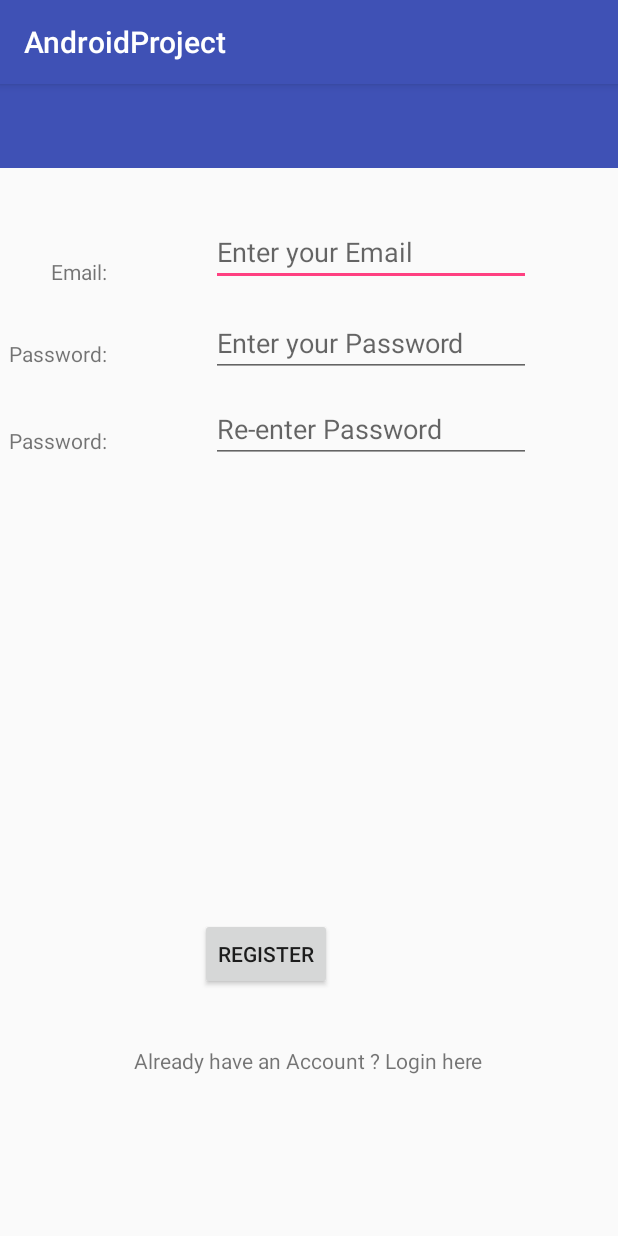
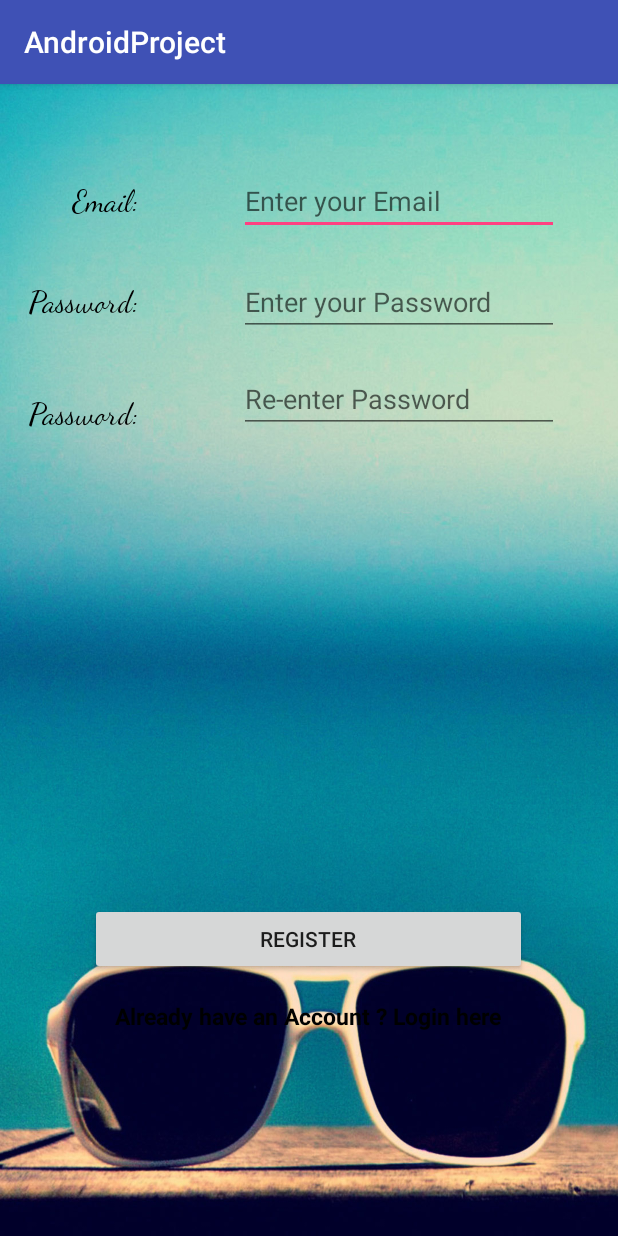
Before and after one commit to HappyGoldDeveloper/AndroidProject-ADEV-2007, an Android app: the Register screen opened directly, with no data from a screen before it, on a phone screen of 412 x 824 dp. Run offline under Robolectric (Android 15) with nearby library versions, the phone set to English and light mode, and no system bars; our stand-ins replace Firebase (no records; nobody signed in at launch, a user with empty details on screens opened directly).

Commit message:
Added the wallpapers to Login and Register Activity. Added some more design to page.

```diff
--- a/app/src/main/res/layout/activity_register.xml
+++ b/app/src/main/res/layout/activity_register.xml
@@ -4,17 +4,20 @@
     xmlns:tools="http://schemas.android.com/tools"
     android:layout_width="match_parent"
     android:layout_height="match_parent"
+    android:background="@drawable/register2"
     tools:context=".Register">
 
     <TextView
         android:id="@+id/textView"
         android:layout_width="wrap_content"
         android:layout_height="wrap_content"
+        android:layout_alignBaseline="@+id/etEmailReg"
         android:layout_alignParentStart="true"
-        android:layout_alignParentTop="true"
-        android:layout_marginStart="34dp"
-        android:layout_marginTop="115dp"
-        android:text="Email:" />
+        android:layout_marginStart="48dp"
+        android:fontFamily="cursive"
+        android:text="Email:"
+        android:textColor="@android:color/background_dark"
+        android:textSize="20sp" />
 
     <TextView
         android:id="@+id/textView3"
@@ -22,8 +25,11 @@
         android:layout_height="wrap_content"
         android:layout_alignEnd="@+id/textView"
         android:layout_alignParentTop="true"
-        android:layout_marginTop="170dp"
-        android:text="Password:" />
+        android:layout_marginTop="133dp"
+        android:fontFamily="cursive"
+        android:text="Password:"
+        android:textColor="@android:color/background_dark"
+        android:textSize="20sp" />
 
     <TextView
         android:id="@+id/textView4"
@@ -31,16 +37,19 @@
         android:layout_height="wrap_content"
         android:layout_alignEnd="@+id/textView"
         android:layout_alignParentTop="true"
-        android:layout_marginTop="228dp"
-        android:text="Password:" />
+        android:layout_marginTop="208dp"
+        android:fontFamily="cursive"
+        android:text="Password:"
+        android:textColor="@android:color/background_dark"
+        android:textSize="20sp" />
 
     <EditText
         android:id="@+id/etEmailReg"
         android:layout_width="wrap_content"
         android:layout_height="wrap_content"
-        android:layout_alignBottom="@+id/textView"
-        android:layout_alignParentEnd="true"
-        android:layout_marginEnd="58dp"
+        android:layout_alignParentTop="true"
+        android:layout_alignStart="@+id/etPasswordReg"
+        android:layout_marginTop="55dp"
         android:ems="10"
         android:hint="Enter your Email"
         android:inputType="textPersonName" />
@@ -49,9 +58,8 @@
         android:id="@+id/etPasswordReg"
         android:layout_width="wrap_content"
         android:layout_height="wrap_content"
-        android:layout_alignParentTop="true"
-        android:layout_alignStart="@+id/etEmailReg"
-        android:layout_marginTop="150dp"
+        android:layout_alignBaseline="@+id/textView3"
+        android:layout_alignStart="@+id/etRePasswordReg"
         android:ems="10"
         android:hint="Enter your Password"
         android:inputType="textPassword" />
@@ -60,21 +68,20 @@
         android:id="@+id/etRePasswordReg"
         android:layout_width="wrap_content"
         android:layout_height="wrap_content"
-        android:layout_alignParentTop="true"
-        android:layout_alignStart="@+id/etEmailReg"
-        android:layout_marginTop="207dp"
+        android:layout_alignBottom="@+id/textView4"
+        android:layout_alignParentEnd="true"
+        android:layout_marginEnd="39dp"
         android:ems="10"
         android:hint="Re-enter Password"
         android:inputType="textPassword" />
 
     <Button
         android:id="@+id/btnRegister"
-        android:layout_width="wrap_content"
+        android:layout_width="291dp"
         android:layout_height="wrap_content"
         android:layout_alignParentBottom="true"
-        android:layout_alignParentStart="true"
-        android:layout_marginBottom="164dp"
-        android:layout_marginStart="133dp"
+        android:layout_centerHorizontal="true"
+        android:layout_marginBottom="174dp"
         android:text="Register" />
 
     <TextView
@@ -83,25 +90,18 @@
         android:layout_height="wrap_content"
         android:layout_alignParentBottom="true"
         android:layout_centerHorizontal="true"
-        android:layout_marginBottom="107dp"
-        android:text="Already have an Account ? Login here" />
-
-    <android.support.v7.widget.Toolbar
-        android:id="@+id/toolbar"
-        android:layout_width="match_parent"
-        android:layout_height="wrap_content"
-        android:layout_alignParentStart="true"
-        android:layout_alignParentTop="true"
-        android:background="?attr/colorPrimary"
-        android:minHeight="?attr/actionBarSize"
-        android:theme="?attr/actionBarTheme" />
+        android:layout_marginBottom="136dp"
+        android:text="Already have an Account ? Login here"
+        android:textColor="@android:color/background_dark"
+        android:textSize="15sp"
+        android:textStyle="bold" />
 
     <ProgressBar
         android:id="@+id/progressBar"
         style="?android:attr/progressBarStyle"
         android:layout_width="wrap_content"
         android:layout_height="wrap_content"
-        android:layout_alignParentEnd="true"
-        android:layout_alignParentTop="true"
+        android:layout_alignTop="@+id/btnRegister"
+        android:layout_toEndOf="@+id/textView"
         android:visibility="invisible" />
 </RelativeLayout>
```
Also changed, not shown: app/src/main/res/layout/activity_main.xml (+38 -13 lines), app/src/main/res/drawable/login.png (added), app/src/main/res/drawable/register.jpg (added), app/src/main/res/drawable/register2.jpg (added).
